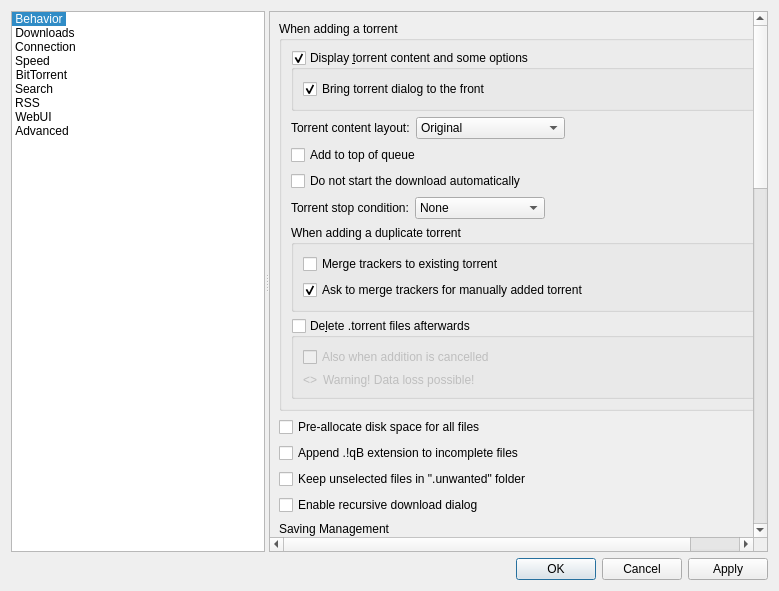
bjiyoung/qbittorrent-5.2.0, file src/gui/optionsdialog.ui: the form before one commit.
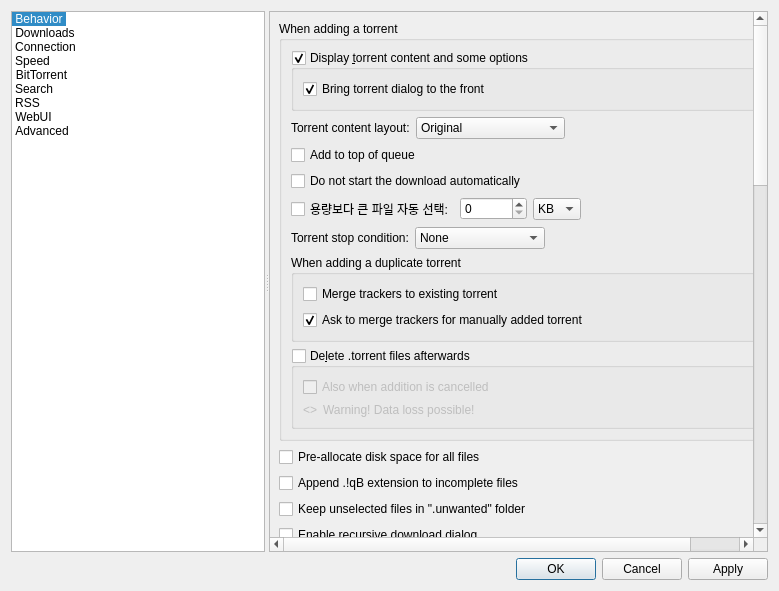
The form after the commit. The open tabs and pages were chosen to show the change. Icons and pictures are not drawn. Custom widgets are drawn as their Qt base class.

Commit message: Add min-size filter to options dialog

```diff
--- a/src/gui/optionsdialog.ui
+++ b/src/gui/optionsdialog.ui
@@ -1056,6 +1056,62 @@
                  </property>
                 </widget>
                </item>
+               <item>
+                <layout class="QHBoxLayout" name="minSizeFilterLayout">
+                 <item>
+                  <widget class="QCheckBox" name="checkMinSizeFilter">
+                   <property name="text">
+                    <string>용량보다 큰 파일 자동 선택:</string>
+                   </property>
+                  </widget>
+                 </item>
+                 <item>
+                  <widget class="QSpinBox" name="spinMinSizeValue">
+                   <property name="minimum">
+                    <number>0</number>
+                   </property>
+                   <property name="maximum">
+                    <number>999999</number>
+                   </property>
+                   <property name="value">
+                    <number>0</number>
+                   </property>
+                  </widget>
+                 </item>
+                 <item>
+                  <widget class="QComboBox" name="comboMinSizeUnit">
+                   <item>
+                    <property name="text">
+                     <string>KB</string>
+                    </property>
+                   </item>
+                   <item>
+                    <property name="text">
+                     <string>MB</string>
+                    </property>
+                   </item>
+                   <item>
+                    <property name="text">
+                     <string>GB</string>
+                    </property>
+                   </item>
+                  </widget>
+                 </item>
+                 <item>
+                  <spacer name="minSizeFilterSpacer">
+                   <property name="orientation">
+                    <enum>Qt::Orientation::Horizontal</enum>
+                   </property>
+                   <property name="sizeHint" stdset="0">
+                    <size>
+                     <width>40</width>
+                     <height>20</height>
+                    </size>
+                   </property>
+                  </spacer>
+                 </item>
+                </layout>
+               </item>
                <item>
                 <layout class="QHBoxLayout" name="stopConditionLayout">
                  <item>
```
The commit also changes 1 other file.
